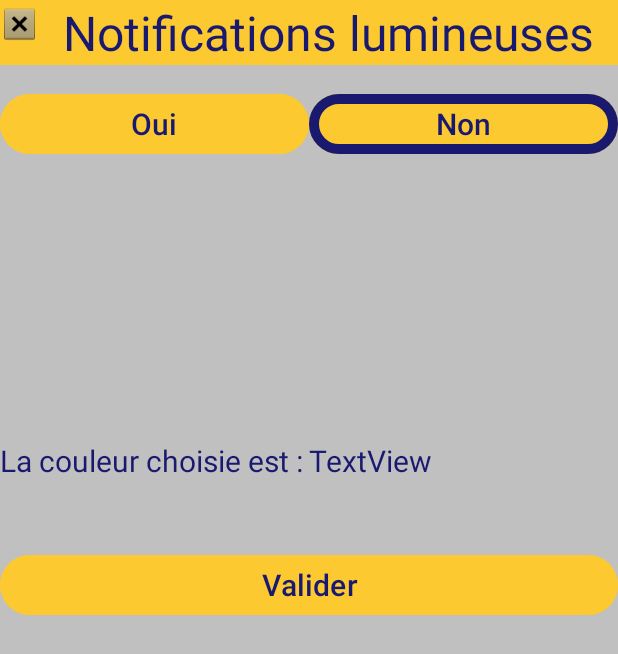
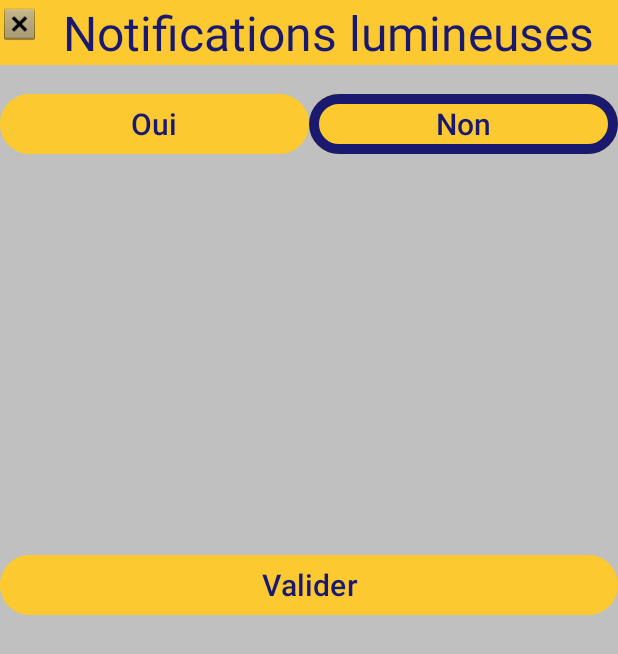
Before and after one commit to Mtouat/Hydrate-Reminder, an Android app: the fragment Notifs_lumineuses shown on its own in the app's theme, after a tap on "Non", on a phone screen of 412 x 824 dp. Shown: the top 654 px of the screen. Run offline under Robolectric (Android 15) with nearby library versions, the phone set to English and light mode, and no system bars; Roboto replaces fonts that are not available here; 2 other taps on this screen came first.

Commit message:
Exemple textview btn_bleu

```diff
--- a/app/src/main/java/fr/univparis8/etud/hydratereminder/Notifs_lumineuses.java
+++ b/app/src/main/java/fr/univparis8/etud/hydratereminder/Notifs_lumineuses.java
@@ -37,7 +37,7 @@ public class Notifs_lumineuses extends Fragment {
         binding.btnNonNotifLum.setStrokeColorResource(R.color.texte_appli);
 
         binding.groupeCouleurs.setVisibility(View.INVISIBLE);
-        binding.couleurChoisie.setVisibility(View.INVISIBLE);
+        binding.choixCouleur.setVisibility(View.INVISIBLE);
 
         return binding.getRoot();
     }
@@ -54,7 +54,7 @@ public class Notifs_lumineuses extends Fragment {
                 binding.btnOuiNotifLum.setStrokeColorResource(R.color.texte_appli);
 
                 binding.groupeCouleurs.setVisibility(View.VISIBLE);
-                binding.couleurChoisie.setVisibility(View.VISIBLE);
+                binding.choixCouleur.setVisibility(View.VISIBLE);
             }
         });
 
@@ -67,7 +67,7 @@ public class Notifs_lumineuses extends Fragment {
                 binding.btnNonNotifLum.setStrokeColorResource(R.color.texte_appli);
 
                 binding.groupeCouleurs.setVisibility(View.INVISIBLE);
-                binding.couleurChoisie.setVisibility(View.INVISIBLE);
+                binding.choixCouleur.setVisibility(View.INVISIBLE);
             }
         });
 
@@ -89,6 +89,13 @@ public class Notifs_lumineuses extends Fragment {
                 requireActivity().getSupportFragmentManager().popBackStackImmediate();
             }
         });
+
+        binding.btnBleu.setOnClickListener(new View.OnClickListener() {
+            @Override
+            public void onClick(View v) {
+                binding.tVCouleurChoisie.setText(binding.btnBleu.getText());
+            }
+        });
     }
 
 }
--- a/app/src/main/res/layout/fragment_notifs_lumineuses.xml
+++ b/app/src/main/res/layout/fragment_notifs_lumineuses.xml
@@ -145,7 +145,7 @@
         android:orientation="horizontal">
 
         <TextView
-            android:id="@+id/tV_couleur_choisies"
+            android:id="@+id/tV_couleur"
             android:layout_width="0dp"
             android:layout_height="wrap_content"
             android:layout_weight="1"
```
